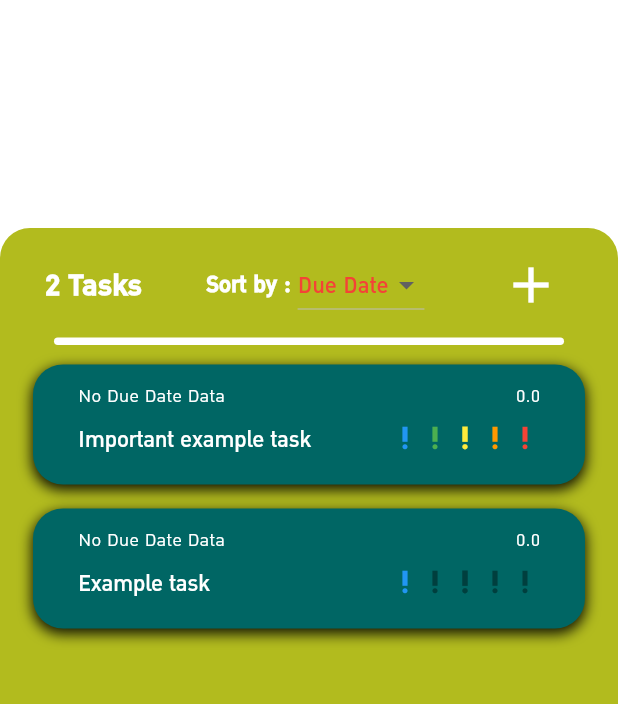
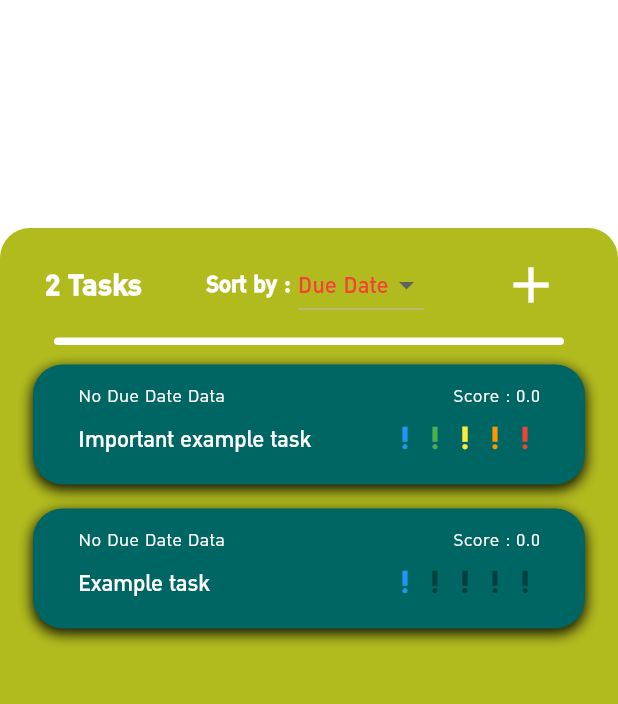
Before and after one commit to karnhao/haolearn, a Flutter app: the screen it shows after launch, after a tap on "Task", on a phone screen of 412 x 824 dp, the part 81-785 px from its top. Run offline on Flutter 3.47's test engine with Material 2 defaults, Android fonts, the phone set to English and light mode, and no system bars; drawn by our look-alikes of flutter_rating_bar, flutter_slidable, pie_chart; our stand-ins replace flutter_datetime_picker, flutter_local_notifications, hive_flutter, marquee, page_transition, timezone; missing offline and left inert: time_planner; accounts and stored records are empty.

Commit message:
super update

```diff
--- a/lib/screens/home.dart
+++ b/lib/screens/home.dart
@@ -54,7 +54,7 @@ class _HomeScreenState extends State<HomeScreen> {
     };
     return Scaffold(
         backgroundColor: kuSecColor,
-        appBar: createKAppBar(context, "Home"),
+        appBar: createKAppBar(context, "Home", forceHidePopAction: true),
         body: Container(
           color: kuSecColor,
           child: ListView(
--- a/lib/screens/note_subject_screen.dart
+++ b/lib/screens/note_subject_screen.dart
@@ -6,7 +6,6 @@ import 'package:haolearn/themes/colors.dart';
 import 'package:haolearn/utils/delete_dialog_alert.dart';
 import 'package:haolearn/utils/kappbar.dart';
 import 'package:haolearn/utils/show_snack_bar.dart';
-import 'package:pie_chart/pie_chart.dart';
 
 import '../models/subject.dart';
 
--- a/lib/screens/task_screen.dart
+++ b/lib/screens/task_screen.dart
@@ -74,6 +74,7 @@ class _TaskScreenState extends State<TaskScreen> {
                                     fontWeight: FontWeight.w700,
                                     color: Colors.white)),
                             DropdownButton(
+                                dropdownColor: Colors.white,
                                 value: sortBy,
                                 items: const [
                                   DropdownMenuItem(
@@ -176,7 +177,6 @@ class _TaskScreenState extends State<TaskScreen> {
                                   children: [
                                     SlidableAction(
                                       backgroundColor: Colors.transparent,
-                                      label: "Delete",
                                       icon: Icons.delete,
                                       foregroundColor: Colors.red,
                                       onPressed: (context) {
@@ -199,7 +199,6 @@ class _TaskScreenState extends State<TaskScreen> {
                                     SlidableAction(
                                         backgroundColor: Colors.transparent,
                                         icon: Icons.check,
-                                        label: "Mark as complete",
                                         onPressed: (context) {
                                           data.tasks[index].complete = true;
                                           setState(() {});
@@ -207,7 +206,6 @@ class _TaskScreenState extends State<TaskScreen> {
                                     SlidableAction(
                                         backgroundColor: Colors.transparent,
                                         icon: Icons.edit,
-                                        label: "Edit",
                                         onPressed: (context) {
                                           Navigator.push(
                                                   context,
@@ -249,8 +247,8 @@ class _TaskScreenState extends State<TaskScreen> {
                                         children: [
                                           Text(
                                               date == null
-                                                ? "No Due Date Data"
-                                                : "${date.day}/${date.month}/${date.year} ${formatTime(date.hour.toString())}:${formatTime(date.minute.toString())}",
+                                                  ? "No Due Date Data"
+                                                  : "${date.day}/${date.month}/${date.year} ${formatTime(date.hour.toString())}:${formatTime(date.minute.toString())}",
                                               style: const TextStyle(
                                                   fontSize: 16,
                                                   color: Colors.white)),
@@ -275,8 +273,7 @@ class _TaskScreenState extends State<TaskScreen> {
                                             CrossAxisAlignment.end,
                                         children: [
                                           Text(
-                                              data.tasks[index].score
-                                                  .toString(),
+                                              "Score : ${data.tasks[index].score}",
                                               style: const TextStyle(
                                                   fontSize: 16,
                                                   color: Colors.white)),
--- a/lib/utils/kappbar.dart
+++ b/lib/utils/kappbar.dart
@@ -3,7 +3,7 @@ import 'package:haolearn/themes/colors.dart';
 import 'package:marquee/marquee.dart';
 
 PreferredSize createKAppBar(BuildContext context, String title,
-    {List<Widget> actions = const []}) {
+    {List<Widget> actions = const [], bool forceHidePopAction = false}) {
   final style = Theme.of(context).textTheme.headline1;
   final Size size = (TextPainter(
           text: TextSpan(text: title, style: style),
@@ -41,7 +41,7 @@ PreferredSize createKAppBar(BuildContext context, String title,
                       mainAxisSize: MainAxisSize.min,
                       children: [
                         Visibility(
-                          visible: Navigator.of(context).canPop(),
+                          visible: Navigator.of(context).canPop() && !forceHidePopAction,
                           child: InkWell(
                             onTap: () {
                               Navigator.maybePop(context);
--- a/lib/utils/time_set_widget.dart
+++ b/lib/utils/time_set_widget.dart
@@ -52,6 +52,7 @@ class _TimeSetWidgetState extends State<TimeSetWidget> {
         mainAxisSize: MainAxisSize.min,
         children: [
           DropdownButton(
+              dropdownColor: Colors.white,
               value: selectedDay.toString(),
               hint: Text(dayName),
               items: list.map((t) {
```
Also changed, not shown: lib/screens/score_screen.dart (+19 -4 lines), lib/screens/task_detail_screen.dart (+26 -11 lines), lib/screens/time_screen.dart (+22 -2 lines), lib/utils/edit_score_widget.dart (+5 -7 lines).
